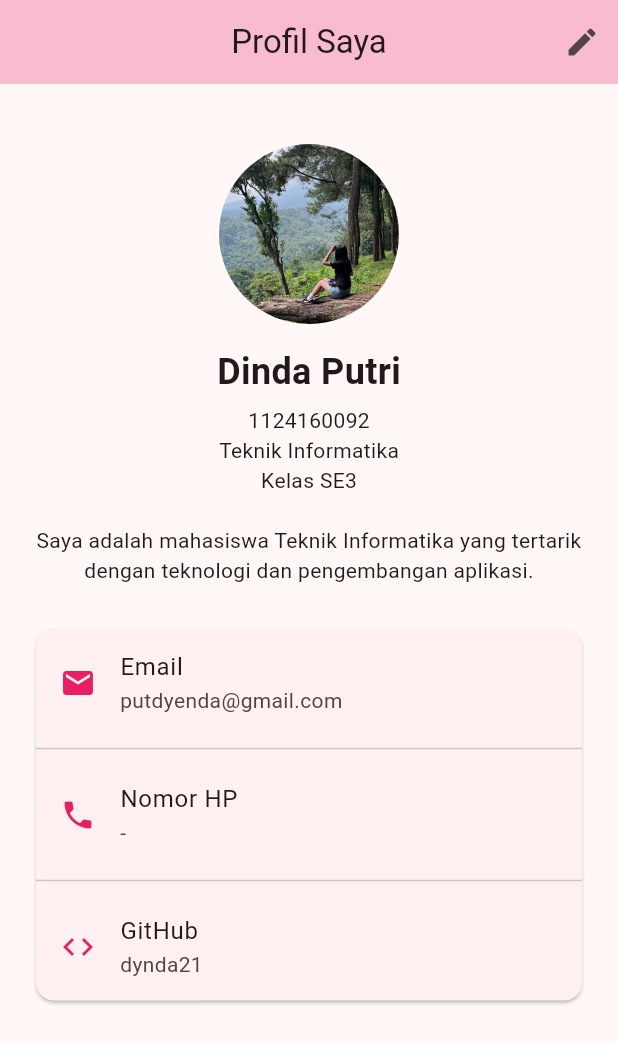
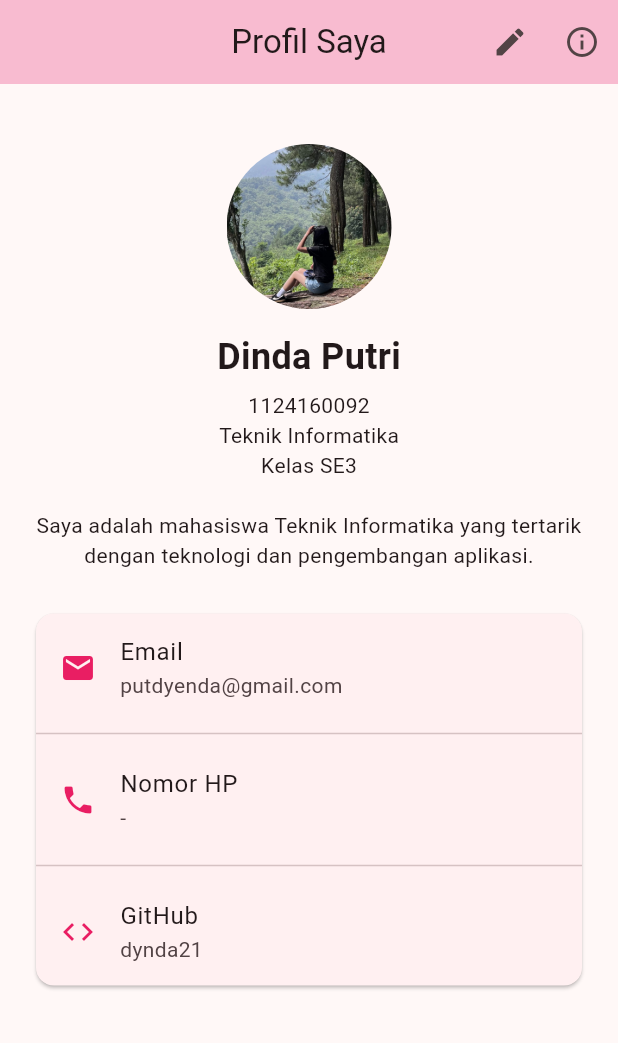
Before and after one commit to dynda21/soal2-profil-app, a Flutter app: the ProfilePage screen opened directly, on a phone screen of 412 x 824 dp. Shown: the top 1043 px of the screen. Run offline on Flutter 3.47's test engine with Material 3 defaults, Android fonts, the phone set to English and light mode, and no system bars; accounts and stored records are empty.

```diff
--- a/lib/screens/profile_page.dart
+++ b/lib/screens/profile_page.dart
@@ -2,6 +2,7 @@ import 'package:flutter/material.dart';
 
 import '../models/profile.dart';
 import 'edit_profile_page.dart';
+import 'about_page.dart';
 
 class ProfilePage extends StatefulWidget {
   const ProfilePage({super.key});
@@ -57,6 +58,16 @@ class _ProfilePageState extends State<ProfilePage> {
             icon: const Icon(Icons.edit),
             tooltip: 'Edit Profil',
           ),
+          IconButton(
+            onPressed: () {
+              Navigator.push(
+                context,
+                MaterialPageRoute(builder: (context) => const AboutPage()),
+              );
+            },
+            icon: const Icon(Icons.info_outline),
+            tooltip: 'About Me',
+          ),
         ],
       ),
 
@@ -66,9 +77,14 @@ class _ProfilePageState extends State<ProfilePage> {
           children: [
             const SizedBox(height: 20),
 
-            const CircleAvatar(
-              radius: 60,
-              backgroundImage: AssetImage('assets/images/dinda.jpeg'),
+            ClipOval(
+              child: Image.asset(
+                'assets/images/dinda.jpeg',
+                width: 110,
+                height: 110,
+                fit: BoxFit.cover,
+                alignment: const Alignment(0, 0.7),
+              ),
             ),
 
             const SizedBox(height: 15),
```
Also changed, not shown: lib/screens/about_page.dart (added, +90 -0 lines), assets/images/dinda.jpeg.
